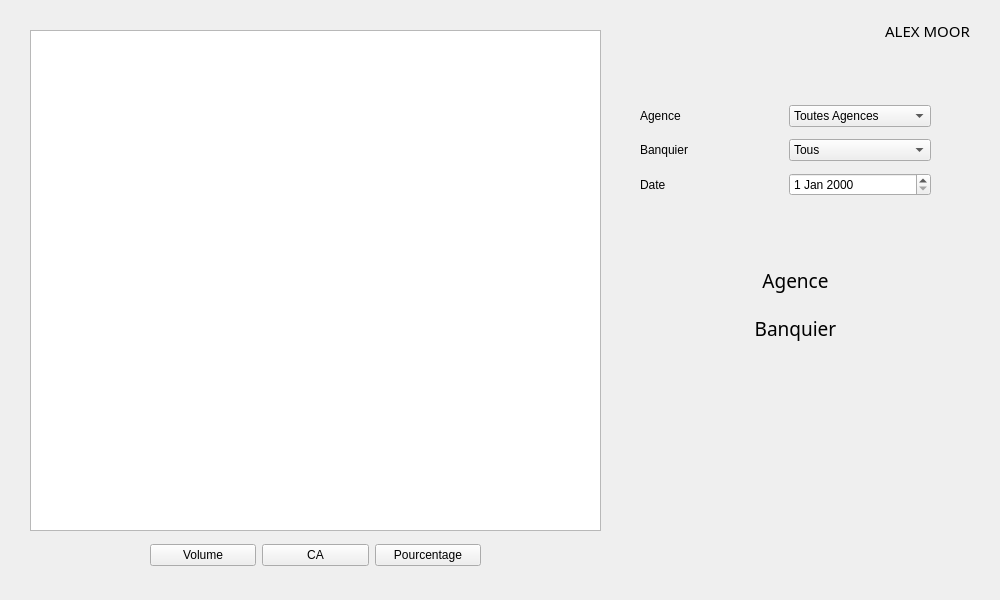
Old version of the form Projet_Banque/pret.ui in the repository SihamJ/IHM.
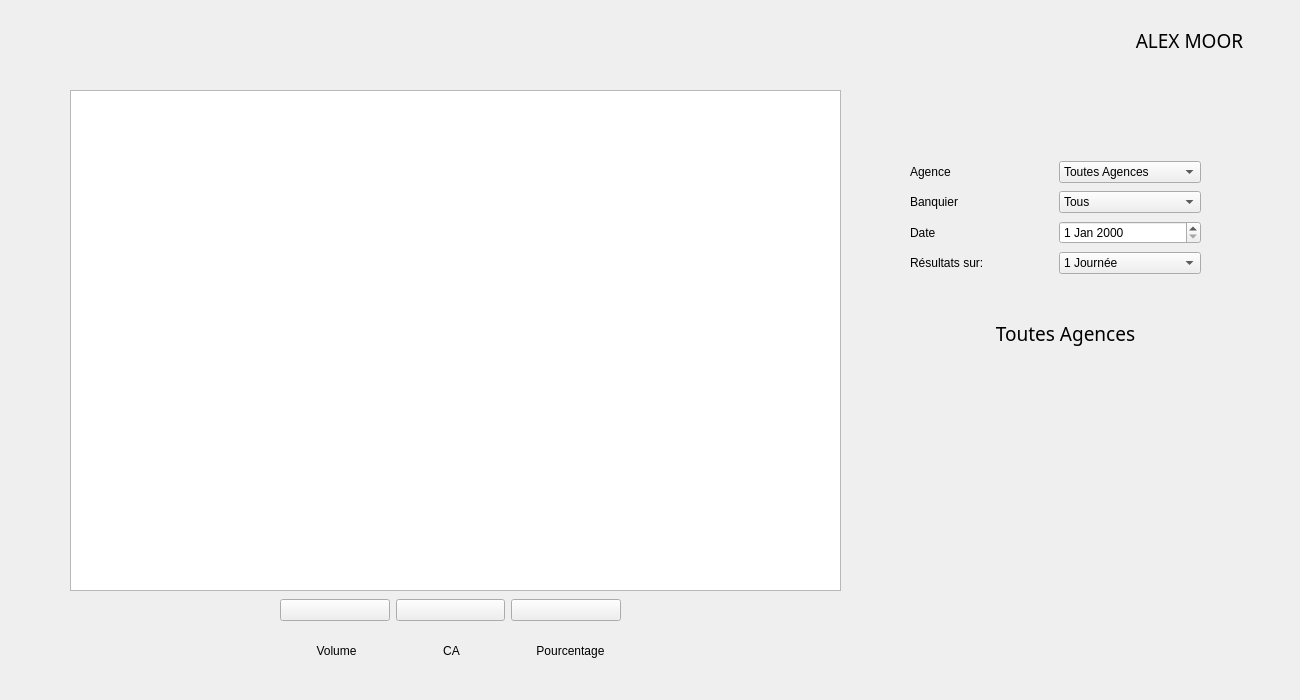
New version of the form. Icons and pictures are not drawn. Custom widgets are drawn as their Qt base class.

Commit message: date, courbes sur durée, #3

```diff
--- a/Projet_Banque/pret.ui
+++ b/Projet_Banque/pret.ui
@@ -6,8 +6,8 @@
    <rect>
     <x>0</x>
     <y>0</y>
-    <width>1000</width>
-    <height>600</height>
+    <width>1300</width>
+    <height>700</height>
    </rect>
   </property>
   <property name="windowTitle">
@@ -16,13 +16,13 @@
   <widget class="QWidget" name="layoutWidget_2">
    <property name="geometry">
     <rect>
-     <x>640</x>
-     <y>100</y>
+     <x>910</x>
+     <y>160</y>
      <width>291</width>
-     <height>101</height>
+     <height>119</height>
     </rect>
    </property>
-   <layout class="QVBoxLayout" name="verticalLayout_4" stretch="0,0,0">
+   <layout class="QVBoxLayout" name="verticalLayout_4" stretch="0,0,0,0">
     <property name="spacing">
      <number>7</number>
     </property>
@@ -42,7 +42,7 @@
        </widget>
       </item>
       <item>
-       <widget class="QComboBox" name="agence_list">
+       <widget class="QComboBox" name="agence">
         <item>
          <property name="text">
           <string>Toutes Agences</string>
@@ -90,7 +90,7 @@
        </widget>
       </item>
       <item>
-       <widget class="QComboBox" name="banquier_list">
+       <widget class="QComboBox" name="banquier">
         <item>
          <property name="text">
           <string>Tous </string>
@@ -130,7 +130,47 @@
        </widget>
       </item>
       <item>
-       <widget class="QDateEdit" name="date_picker"/>
+       <widget class="QDateEdit" name="date"/>
+      </item>
+     </layout>
+    </item>
+    <item>
+     <layout class="QHBoxLayout" name="horizontalLayout_7" stretch="1,1">
+      <item>
+       <widget class="QLabel" name="label_4">
+        <property name="text">
+         <string>Résultats sur:</string>
+        </property>
+       </widget>
+      </item>
+      <item>
+       <widget class="QComboBox" name="duree">
+        <item>
+         <property name="text">
+          <string>1 Journée</string>
+         </property>
+        </item>
+        <item>
+         <property name="text">
+          <string>1 Semaine</string>
+         </property>
+        </item>
+        <item>
+         <property name="text">
+          <string>1 Mois</string>
+         </property>
+        </item>
+        <item>
+         <property name="text">
+          <string>1 Année</string>
+         </property>
+        </item>
+        <item>
+         <property name="text">
+          <string>10 Ans</string>
+         </property>
+        </item>
+       </widget>
       </item>
      </layout>
     </item>
@@ -139,29 +179,22 @@
   <widget class="QWidget" name="layoutWidget">
    <property name="geometry">
     <rect>
-     <x>810</x>
+     <x>1100</x>
      <y>10</y>
-     <width>181</width>
-     <height>41</height>
+     <width>191</width>
+     <height>61</height>
     </rect>
    </property>
-   <layout class="QHBoxLayout" name="horizontalLayout_8" stretch="1,3">
+   <layout class="QHBoxLayout" name="horizontalLayout_8" stretch="3,0">
     <property name="spacing">
      <number>12</number>
     </property>
-    <item>
-     <widget class="QLabel" name="pdp">
-      <property name="text">
-       <string/>
-      </property>
-     </widget>
-    </item>
     <item>
      <widget class="QLabel" name="username">
       <property name="font">
        <font>
         <family>MS PGothic</family>
-        <pointsize>11</pointsize>
+        <pointsize>14</pointsize>
        </font>
       </property>
       <property name="text">
@@ -172,18 +205,25 @@
       </property>
      </widget>
     </item>
+    <item>
+     <widget class="QLabel" name="pdp">
+      <property name="text">
+       <string>&lt;html&gt;&lt;head/&gt;&lt;body&gt;&lt;p align=&quot;right&quot;&gt;&lt;img src=&quot;:/assets/pic.png&quot;/&gt;&lt;/p&gt;&lt;/body&gt;&lt;/html&gt;</string>
+      </property>
+     </widget>
+    </item>
    </layout>
   </widget>
   <widget class="QWidget" name="layoutWidget_4">
    <property name="geometry">
     <rect>
-     <x>690</x>
-     <y>260</y>
-     <width>211</width>
-     <height>261</height>
+     <x>970</x>
+     <y>320</y>
+     <width>191</width>
+     <height>181</height>
     </rect>
    </property>
-   <layout class="QVBoxLayout" name="verticalLayout_9" stretch="1,1,4">
+   <layout class="QVBoxLayout" name="verticalLayout_9" stretch="0,2,0">
     <property name="spacing">
      <number>7</number>
     </property>
@@ -199,7 +239,7 @@
        </font>
       </property>
       <property name="text">
-       <string>Agence</string>
+       <string>Toutes Agences</string>
       </property>
       <property name="alignment">
        <set>Qt::AlignCenter</set>
@@ -207,39 +247,39 @@
      </widget>
     </item>
     <item>
-     <widget class="QLabel" name="nom_banquier">
-      <property name="font">
-       <font>
-        <family>MS PGothic</family>
-        <pointsize>14</pointsize>
-        <weight>50</weight>
-        <italic>false</italic>
-        <bold>false</bold>
-       </font>
-      </property>
-      <property name="text">
-       <string>Banquier</string>
-      </property>
-      <property name="alignment">
-       <set>Qt::AlignCenter</set>
-      </property>
-     </widget>
-    </item>
-    <item>
-     <widget class="QLabel" name="photo">
+     <widget class="QLabel" name="image">
       <property name="text">
        <string>&lt;html&gt;&lt;head/&gt;&lt;body&gt;&lt;p align='center'&gt;&lt;img src=':/assets/logo.png'/&gt;&lt;/p&gt;&lt;/body&gt;&lt;/html&gt;</string>
       </property>
      </widget>
     </item>
+    <item>
+     <widget class="QLabel" name="nom_banquier">
+      <property name="font">
+       <font>
+        <family>MS PGothic</family>
+        <pointsize>14</pointsize>
+        <weight>50</weight>
+        <italic>false</italic>
+        <bold>false</bold>
+       </font>
+      </property>
+      <property name="text">
+       <string/>
+      </property>
+      <property name="alignment">
+       <set>Qt::AlignCenter</set>
+      </property>
+     </widget>
+    </item>
    </layout>
   </widget>
   <widget class="QtCharts::QChartView" name="chart_pret">
    <property name="geometry">
     <rect>
-     <x>30</x>
-     <y>30</y>
-     <width>571</width>
+     <x>70</x>
+     <y>90</y>
+     <width>771</width>
      <height>501</height>
     </rect>
    </property>
@@ -247,53 +287,131 @@
   <widget class="QWidget" name="layoutWidget">
    <property name="geometry">
     <rect>
-     <x>150</x>
-     <y>540</y>
-     <width>331</width>
-     <height>31</height>
+     <x>280</x>
+     <y>590</y>
+     <width>341</width>
+     <height>41</height>
     </rect>
    </property>
    <layout class="QHBoxLayout" name="horizontalLayout_3">
     <item>
      <widget class="QPushButton" name="vol_pret">
+      <property name="cursor">
+       <cursorShape>PointingHandCursor</cursorShape>
+      </property>
       <property name="text">
-       <string>Volume</string>
+       <string/>
       </property>
       <property name="icon">
        <iconset resource="ressource.qrc">
         <normaloff>:/assets/vol.png</normaloff>:/assets/vol.png</iconset>
       </property>
+      <property name="iconSize">
+       <size>
+        <width>25</width>
+        <height>25</height>
+       </size>
+      </property>
      </widget>
     </item>
     <item>
      <widget class="QPushButton" name="ca_pret">
+      <property name="cursor">
+       <cursorShape>PointingHandCursor</cursorShape>
+      </property>
       <property name="text">
-       <string>CA</string>
+       <string/>
       </property>
       <property name="icon">
        <iconset resource="ressource.qrc">
         <normaloff>:/assets/ca.png</normaloff>:/assets/ca.png</iconset>
       </property>
+      <property name="iconSize">
+       <size>
+        <width>25</width>
+        <height>25</height>
+       </size>
+      </property>
      </widget>
     </item>
     <item>
      <widget class="QPushButton" name="pourcentage_pret">
+      <property name="cursor">
+       <cursorShape>PointingHandCursor</cursorShape>
+      </property>
       <property name="text">
-       <string>Pourcentage</string>
+       <string/>
       </property>
       <property name="icon">
        <iconset resource="ressource.qrc">
         <normaloff>:/assets/pourc.png</normaloff>:/assets/pourc.png</iconset>
       </property>
+      <property name="iconSize">
+       <size>
+        <width>25</width>
+        <height>25</height>
+       </size>
+      </property>
      </widget>
     </item>
    </layout>
   </widget>
+  <widget class="QLabel" name="label_8">
+   <property name="geometry">
+    <rect>
+     <x>296</x>
+     <y>641</y>
+     <width>81</width>
+     <height>20</height>
+    </rect>
+   </property>
+   <property name="text">
+    <string>Volume</string>
+   </property>
+   <property name="alignment">
+    <set>Qt::AlignCenter</set>
+   </property>
+  </widget>
+  <widget class="QLabel" name="label_9">
+   <property name="geometry">
+    <rect>
+     <x>406</x>
+     <y>641</y>
+     <width>91</width>
+     <height>20</height>
+    </rect>
+   </property>
+   <property name="text">
+    <string>CA</string>
+   </property>
+   <property name="alignment">
+    <set>Qt::AlignCenter</set>
+   </property>
+  </widget>
+  <widget class="QLabel" name="label_10">
+   <property name="geometry">
+    <rect>
+     <x>520</x>
+     <y>640</y>
+     <width>101</width>
+     <height>21</height>
+    </rect>
+   </property>
+   <property name="text">
+    <string>Pourcentage</string>
+   </property>
+   <property name="alignment">
+    <set>Qt::AlignCenter</set>
+   </property>
+  </widget>
   <zorder>layoutWidget</zorder>
   <zorder>chart_pret</zorder>
   <zorder>layoutWidget_2</zorder>
   <zorder>layoutWidget</zorder>
   <zorder>layoutWidget_4</zorder>
+  <zorder>label_8</zorder>
+  <zorder>label_9</zorder>
+  <zorder>label_10</zorder>
  </widget>
  <customwidgets>
   <customwidget>
```
The commit also changes 30 other files.
